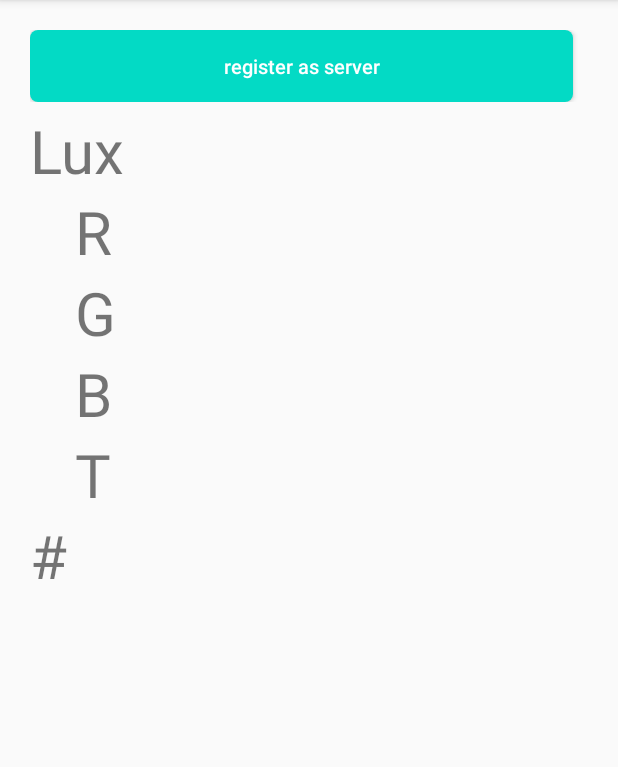
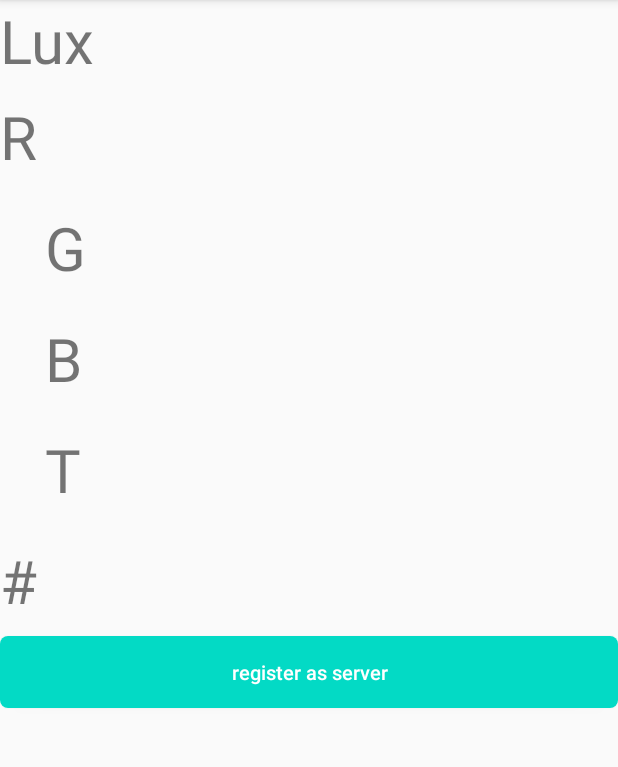
Before and after one commit to AlexLiuSheng/EasyBluetoothFrame, an Android app: the screen it shows after launch (MainActivity), on a phone screen of 412 x 824 dp, the part 84-851 px from its top. Run offline under Robolectric (Android 15) with nearby library versions, the phone set to English and light mode, and no system bars.

Commit message:
Layoutfini

```diff
--- a/app/src/main/res/layout/activity_main.xml
+++ b/app/src/main/res/layout/activity_main.xml
@@ -1,32 +1,248 @@
 <?xml version="1.0" encoding="utf-8"?>
-<LinearLayout
+<TableLayout
         xmlns:android="http://schemas.android.com/apk/res/android"
         xmlns:tools="http://schemas.android.com/tools"
         xmlns:app="http://schemas.android.com/apk/res-auto"
         android:layout_width="match_parent"
-        android:padding="20dp"
-        android:orientation="vertical"
         android:layout_height="match_parent"
         tools:context=".MainActivity">
 
+    <TableRow>
+        <androidx.core.widget.NestedScrollView
+                android:id="@+id/scrowView"
+                android:layout_width="300dp"
+                android:layout_height="wrap_content"
+                android:layout_marginLeft="75dp"
+                android:layout_centerHorizontal="true">
+
             <LinearLayout
                     android:layout_width="match_parent"
-            android:layout_marginBottom="5dp"
-            android:orientation="horizontal"
-            android:layout_height="wrap_content">
+                    android:orientation="vertical"
+                    android:layout_height="match_parent"
+                    android:layout_marginLeft="50dp">
+
+                <androidx.recyclerview.widget.RecyclerView
+                        android:id="@+id/recyclerview"
+                        android:layout_width="match_parent"
+                        android:layout_height="wrap_content" />
+
+
+            </LinearLayout>
+        </androidx.core.widget.NestedScrollView>
+    </TableRow>
+
+    <TableRow>
+          <LinearLayout
+                 android:layout_width="match_parent"
+                  android:layout_height="wrap_content"
+                  android:orientation="horizontal">
+              <TextView
+                      android:layout_width="wrap_content"
+                      android:text="Lux"
+                      android:textSize="40dp"
+                      android:layout_height="wrap_content" />
+              <TextView
+                      android:layout_width="wrap_content"
+                      android:id="@+id/LuxReceive"
+                      android:textSize="40dp"
+                      android:textColor="@android:color/black"
+                      android:layout_height="wrap_content" />
+          </LinearLayout>
+      </TableRow>
+
+    <TableRow>
+    <LinearLayout
+            android:layout_width="match_parent"
+            android:layout_height="wrap_content"
+            android:orientation="horizontal">
+    <TextView
+            android:layout_width="wrap_content"
+            android:text="R"
+            android:textSize="40dp"
+            android:layout_height="wrap_content" />
+    <TextView
+            android:layout_width="wrap_content"
+            android:id="@+id/RReceive"
+            android:padding="10dp"
+            android:textSize="40dp"
+            android:textColor="@android:color/black"
+            android:layout_height="wrap_content" />
+    </LinearLayout>
+</TableRow>
+
+    <TableRow>
+        <LinearLayout
+                android:layout_width="match_parent"
+                android:layout_height="wrap_content"
+                android:orientation="horizontal">
+            <TextView
+                    android:layout_width="wrap_content"
+                    android:text="   G"
+                    android:textSize="40dp"
+                    android:layout_height="wrap_content" />
+            <TextView
+                    android:layout_width="wrap_content"
+                    android:id="@+id/GReceive"
+                    android:textSize="40dp"
+                    android:padding="10dp"
+                    android:textColor="@android:color/black"
+                    android:layout_height="wrap_content" />
+        </LinearLayout>
+    </TableRow>
+
+    <TableRow>
+        <LinearLayout
+                android:layout_width="match_parent"
+                android:layout_height="wrap_content"
+                android:orientation="horizontal">
+            <TextView
+                    android:layout_width="wrap_content"
+                    android:text="   B"
+                    android:textSize="40dp"
+                    android:layout_height="wrap_content" />
+            <TextView
+                    android:layout_width="wrap_content"
+                    android:id="@+id/BReceive"
+                    android:textSize="40dp"
+                    android:padding="10dp"
+                    android:textColor="@android:color/black"
+                    android:layout_height="wrap_content" />
+        </LinearLayout>
+    </TableRow>
+
+    <TableRow>
+        <LinearLayout
+                android:layout_width="match_parent"
+                android:layout_height="wrap_content"
+                android:orientation="horizontal">
+            <TextView
+                    android:layout_width="wrap_content"
+                    android:text="   T"
+                    android:textSize="40dp"
+                    android:layout_height="wrap_content" />
+            <TextView
+                    android:layout_width="wrap_content"
+                    android:id="@+id/CReceive"
+                    android:textSize="40dp"
+                    android:padding="10dp"
+                    android:textColor="@android:color/black"
+                    android:layout_height="wrap_content" />
+        </LinearLayout>
+    </TableRow>
+
+    <TableRow>
+        <LinearLayout
+                android:layout_width="match_parent"
+                android:layout_height="wrap_content"
+                android:orientation="horizontal">
+            <TextView
+                    android:layout_width="wrap_content"
+                    android:text="#"
+                    android:textSize="40dp"
+                    android:layout_height="wrap_content" />
+            <TextView
+                    android:layout_width="wrap_content"
+                    android:id="@+id/CsharpReceive"
+                    android:padding="10dp"
+                    android:textSize="40dp"
+                    android:textColor="@android:color/black"
+                    android:layout_height="wrap_content" />
+        </LinearLayout>
+    </TableRow>
+
+  <!--  <TextView
+            android:layout_width="wrap_content"
+            android:text="Lux"
+            android:textSize="40dp"
+            android:layout_height="wrap_content"
+            android:layout_toLeftOf="@+id/scrowView"/>-->
+   <!-- <TextView
+            android:layout_width="wrap_content"
+            android:text="   R"
+            android:textSize="40dp"
+            android:layout_height="wrap_content" />-->
+ <!--   <TextView
+            android:layout_width="wrap_content"
+            android:text="   G"
+            android:textSize="40dp"
+            android:layout_height="wrap_content" />-->
+    <!--<TextView
+            android:layout_width="wrap_content"
+            android:text="   B"
+            android:textSize="40dp"
+            android:layout_height="wrap_content" />-->
+  <!--  <TextView
+            android:layout_width="wrap_content"
+            android:text="   T"
+            android:textSize="40dp"
+            android:layout_height="wrap_content" />-->
+   <!-- <TextView
+            android:layout_width="wrap_content"
+            android:text="#"
+            android:textSize="40dp"
+            android:layout_height="wrap_content" />-->
+
+   <!-- <TextView
+            android:layout_width="wrap_content"
+            android:id="@+id/LuxReceive"
+            android:textSize="40dp"
+            android:textColor="@android:color/black"
+            android:layout_height="wrap_content" />-->
+    <!--<TextView
+            android:layout_width="wrap_content"
+            android:id="@+id/RReceive"
+            android:padding="10dp"
+            android:textSize="40dp"
+            android:textColor="@android:color/black"
+            android:layout_height="wrap_content" />-->
+    <!--<TextView
+            android:layout_width="wrap_content"
+            android:id="@+id/GReceive"
+            android:textSize="40dp"
+            android:padding="10dp"
+            android:textColor="@android:color/black"
+            android:layout_height="wrap_content" />-->
+    <!--<TextView
+            android:layout_width="wrap_content"
+            android:id="@+id/BReceive"
+            android:textSize="40dp"
+            android:padding="10dp"
+            android:textColor="@android:color/black"
+            android:layout_height="wrap_content" />-->
+  <!--  <TextView
+            android:layout_width="wrap_content"
+            android:id="@+id/CReceive"
+            android:textSize="40dp"
+            android:padding="10dp"
+            android:textColor="@android:color/black"
+            android:layout_height="wrap_content" />-->
+    <!--<TextView
+            android:layout_width="wrap_content"
+            android:id="@+id/CsharpReceive"
+            android:padding="10dp"
+            android:textSize="40dp"
+            android:textColor="@android:color/black"
+            android:layout_height="wrap_content" />-->
+
+
+
 
     <Button
             android:layout_width="wrap_content"
             android:id="@+id/btn1"
             android:background="@drawable/button_selc"
             android:textColor="@android:color/white"
-                android:layout_height="match_parent"
-                android:layout_weight="0.8"
+            android:layout_height="wrap_content"
             android:textSize="13sp"
-                android:layout_marginRight="10dp"
             android:text="register as server"
             android:textAllCaps="false"
             />
+
+
+</TableLayout>
+
+
+
 
         <!-- <Button
                        android:layout_width="wrap_content"
@@ -53,10 +269,6 @@
                        android:textColor="@android:color/white"
                        android:text="enable discoverable"
                        android:textAllCaps="false"-->
-                />
-
-    </LinearLayout>
-
         <!--<LinearLayout
                 android:layout_width="match_parent"
                 android:orientation="horizontal"
@@ -81,105 +293,3 @@
                     android:textAllCaps="false"
                     />
         </LinearLayout>-->
-
-
-    <TextView
-            android:layout_width="wrap_content"
-            android:text="Lux"
-            android:textSize="40dp"
-            android:layout_height="wrap_content" />
-    <TextView
-            android:layout_width="wrap_content"
-            android:text="   R"
-            android:textSize="40dp"
-            android:layout_height="wrap_content" />
-    <TextView
-            android:layout_width="wrap_content"
-            android:text="   G"
-            android:textSize="40dp"
-            android:layout_height="wrap_content" />
-    <TextView
-            android:layout_width="wrap_content"
-            android:text="   B"
-            android:textSize="40dp"
-            android:layout_height="wrap_content" />
-    <TextView
-            android:layout_width="wrap_content"
-            android:text="   T"
-            android:textSize="40dp"
-            android:layout_height="wrap_content" />
-    <TextView
-            android:layout_width="wrap_content"
-            android:text="#"
-            android:textSize="40dp"
-            android:layout_height="wrap_content" />
-
-    <androidx.core.widget.NestedScrollView
-            android:layout_width="300dp"
-            android:layout_height="wrap_content"
-            android:layout_marginLeft="75dp">
-
-        <LinearLayout
-                android:layout_width="match_parent"
-                android:orientation="vertical"
-                android:layout_height="match_parent"
-                android:layout_marginLeft="50dp">
-
-            <androidx.recyclerview.widget.RecyclerView
-                    android:id="@+id/recyclerview"
-                    android:layout_width="match_parent"
-                    android:layout_height="wrap_content" />
-
-            <TextView
-                    android:layout_width="wrap_content"
-                    android:id="@+id/LuxReceive"
-
-                    android:textSize="40dp"
-                    android:textColor="@android:color/black"
-                    android:layout_height="wrap_content" />
-
-            <TextView
-                    android:layout_width="wrap_content"
-                    android:id="@+id/RReceive"
-                    android:padding="10dp"
-                    android:textSize="40dp"
-                    android:textColor="@android:color/black"
-                    android:layout_height="wrap_content" />
-
-            <TextView
-                    android:layout_width="wrap_content"
-                    android:id="@+id/GReceive"
-                    android:textSize="40dp"
-                    android:padding="10dp"
-                    android:textColor="@android:color/black"
-                    android:layout_height="wrap_content" />
-
-            <TextView
-                    android:layout_width="wrap_content"
-                    android:id="@+id/BReceive"
-                    android:textSize="40dp"
-                    android:padding="10dp"
-                    android:textColor="@android:color/black"
-                    android:layout_height="wrap_content" />
-
-            <TextView
-                    android:layout_width="wrap_content"
-                    android:id="@+id/CReceive"
-                    android:textSize="40dp"
-                    android:padding="10dp"
-                    android:textColor="@android:color/black"
-                    android:layout_height="wrap_content" />
-
-            <TextView
-                    android:layout_width="wrap_content"
-                    android:id="@+id/CsharpReceive"
-                    android:padding="10dp"
-                    android:textSize="40dp"
-                    android:textColor="@android:color/black"
-                    android:layout_height="wrap_content" />
-
-        </LinearLayout>
-    </androidx.core.widget.NestedScrollView>
-
-
-</LinearLayout>
```
Lines whose indentation alone changed are shown as unchanged.
